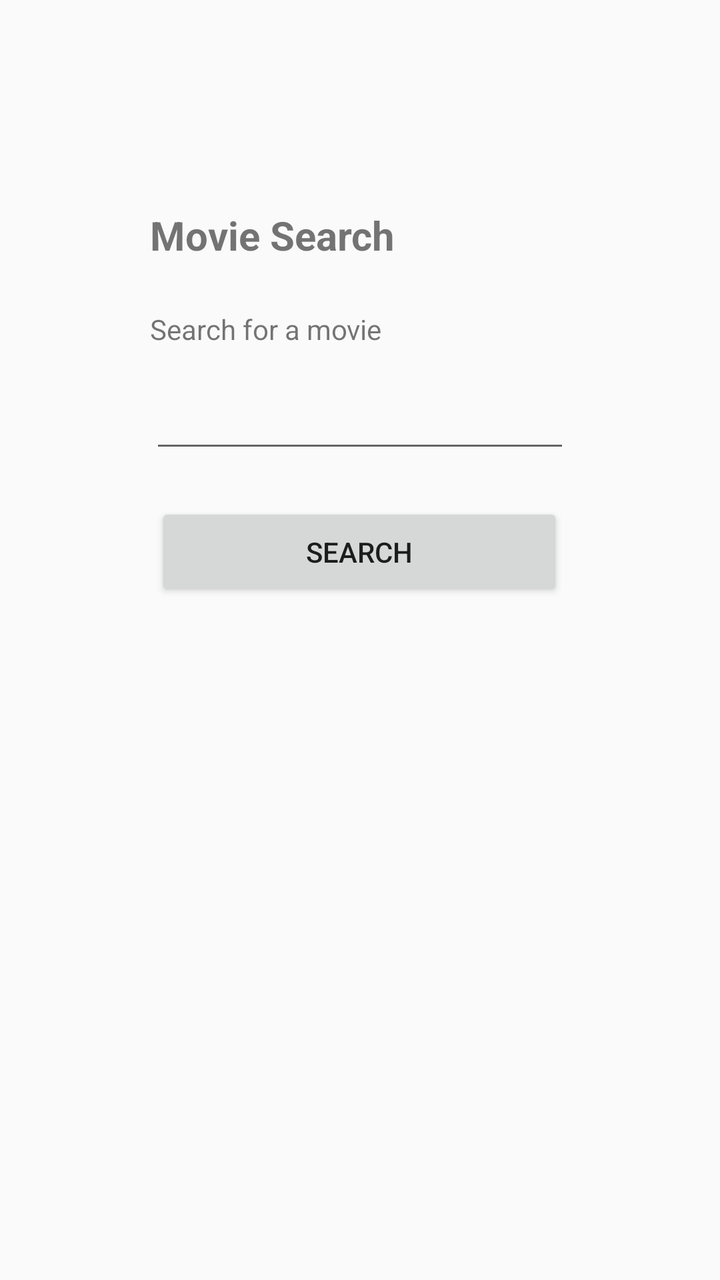
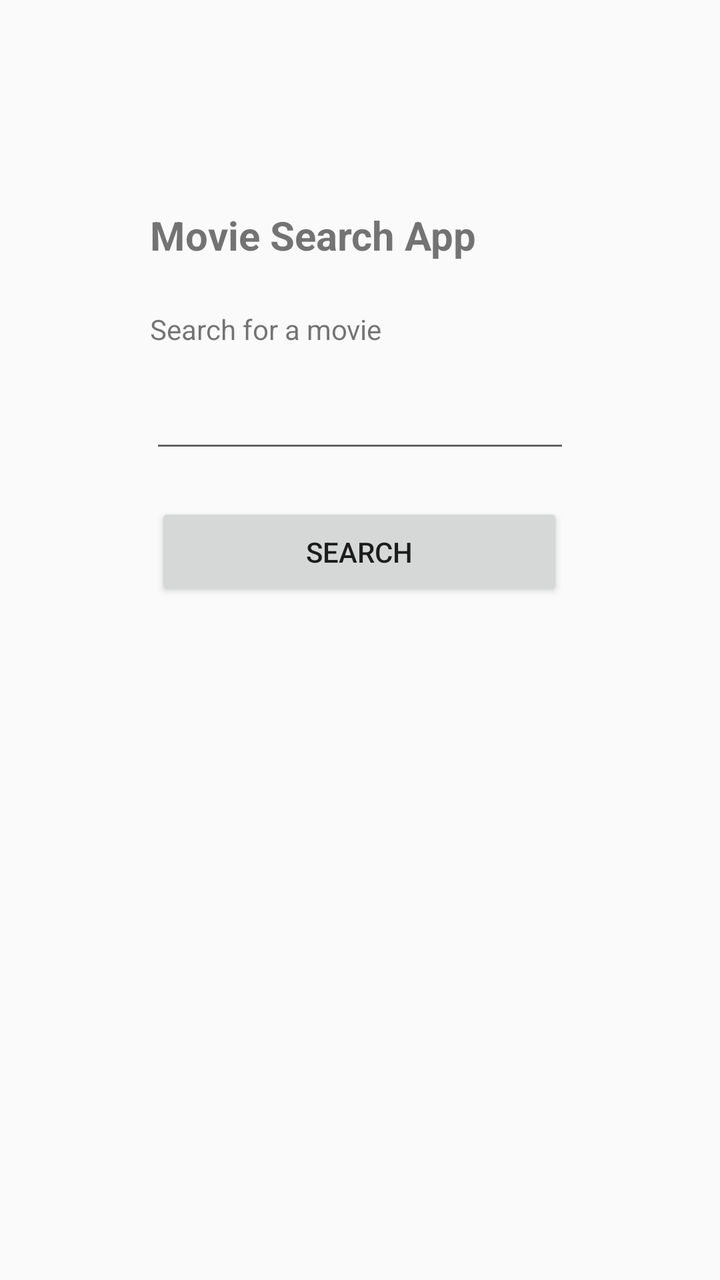

Before-and-after screenshots of an Android layout around one commit, followed by the original layout XML and the change that was made.
<!-- AndroidManifest.xml: activity theme Theme.KreshchukMovieApp -->
<!-- res/layout/activity_main.xml -->
<?xml version="1.0" encoding="utf-8"?>
<androidx.constraintlayout.widget.ConstraintLayout xmlns:android="http://schemas.android.com/apk/res/android"
    xmlns:app="http://schemas.android.com/apk/res-auto"
    xmlns:tools="http://schemas.android.com/tools"
    android:layout_width="match_parent"
    android:layout_height="match_parent">

    <Button
        android:id="@+id/searchButton"
        android:layout_width="204dp"
        android:layout_height="49dp"
        android:layout_marginTop="20dp"
        android:text="Search"
        app:layout_constraintEnd_toEndOf="parent"
        app:layout_constraintHorizontal_bias="0.497"
        app:layout_constraintStart_toStartOf="parent"
        app:layout_constraintTop_toBottomOf="@+id/searchInput" />

    <EditText
        android:id="@+id/searchInput"
        android:layout_width="wrap_content"
        android:layout_height="wrap_content"
        android:layout_marginTop="16dp"
        android:ems="10"
        android:inputType="text"
        app:layout_constraintEnd_toEndOf="parent"
        app:layout_constraintStart_toStartOf="parent"
        app:layout_constraintTop_toBottomOf="@+id/searchLabel" />

    <TextView
        android:id="@+id/searchLabel"
        android:layout_width="wrap_content"
        android:layout_height="wrap_content"
        android:layout_marginTop="24dp"
        android:text="Search for a movie"
        app:layout_constraintStart_toStartOf="@+id/searchInput"
        app:layout_constraintTop_toBottomOf="@+id/welcomeText" />

    <TextView
        android:id="@+id/welcomeText"
        android:layout_width="wrap_content"
        android:layout_height="wrap_content"
        android:layout_marginTop="104dp"
        android:text="Movie Search"
        android:textSize="20sp"
        android:textStyle="bold"
        app:layout_constraintStart_toStartOf="@+id/searchLabel"
        app:layout_constraintTop_toTopOf="parent" />

</androidx.constraintlayout.widget.ConstraintLayout>
<!-- resources referenced by this layout -->
<resources>
  <style name="Theme.KreshchukMovieApp" parent="android:Theme.Material.Light.NoActionBar" />
</resources>

<!-- the commit's change to res/layout/activity_main.xml (unified diff, before → after) -->
@@ -10,7 +10,7 @@
         android:layout_width="204dp"
         android:layout_height="49dp"
         android:layout_marginTop="20dp"
-        android:text="Search"
+        android:text="@string/search_button"
         app:layout_constraintEnd_toEndOf="parent"
         app:layout_constraintHorizontal_bias="0.497"
         app:layout_constraintStart_toStartOf="parent"
@@ -32,7 +32,7 @@
         android:layout_width="wrap_content"
         android:layout_height="wrap_content"
         android:layout_marginTop="24dp"
-        android:text="Search for a movie"
+        android:text="@string/search_label"
         app:layout_constraintStart_toStartOf="@+id/searchInput"
         app:layout_constraintTop_toBottomOf="@+id/welcomeText" />
 
@@ -41,7 +41,7 @@
         android:layout_width="wrap_content"
         android:layout_height="wrap_content"
         android:layout_marginTop="104dp"
-        android:text="Movie Search"
+        android:text="@string/page_title"
         android:textSize="20sp"
         android:textStyle="bold"
         app:layout_constraintStart_toStartOf="@+id/searchLabel"
<!-- resource entries referenced after the edit -->
@@ -1,5 +1,8 @@
 <!-- resources referenced by this layout -->
 <resources>
+  <string name="page_title">Movie Search App</string>
+  <string name="search_button">Search</string>
+  <string name="search_label">Search for a movie</string>
   <style name="Theme.KreshchukMovieApp" parent="android:Theme.Material.Light.NoActionBar" />
 </resources>
 
